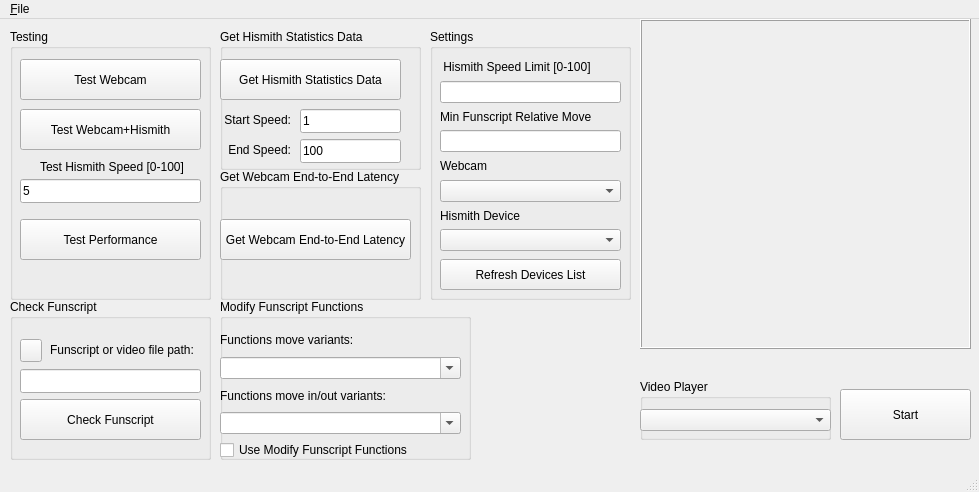
samsmit362/HismithControl, file mainwindow.ui: the form before one commit.
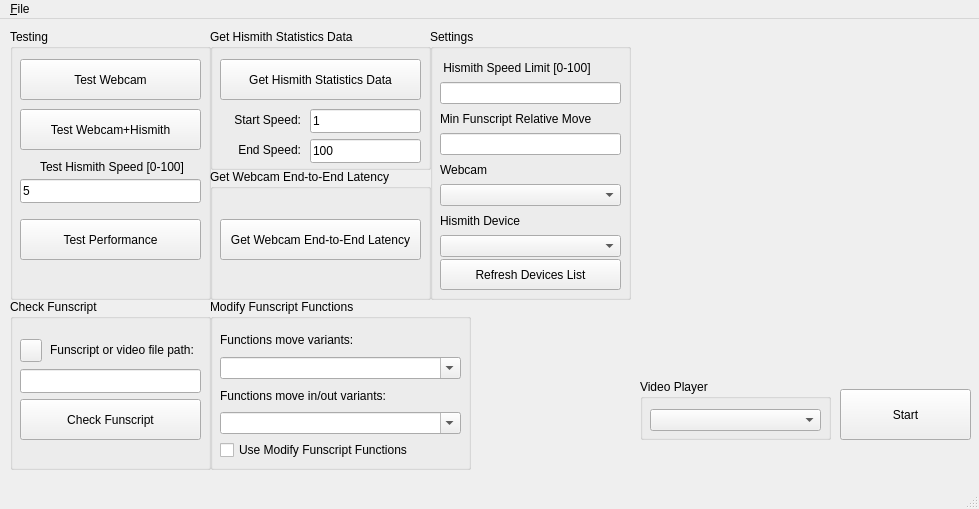
The form after the commit.

Diff of the .ui file:
```diff
--- a/mainwindow.ui
+++ b/mainwindow.ui
@@ -7,7 +7,7 @@
     <x>0</x>
     <y>0</y>
     <width>979</width>
-    <height>492</height>
+    <height>509</height>
    </rect>
   </property>
   <property name="windowTitle">
@@ -110,7 +110,7 @@
        <x>10</x>
        <y>30</y>
        <width>181</width>
-       <height>192</height>
+       <height>198</height>
       </rect>
      </property>
      <layout class="QVBoxLayout" name="verticalLayout">
@@ -184,7 +184,7 @@
       <x>10</x>
       <y>280</y>
       <width>201</width>
-      <height>161</height>
+      <height>171</height>
      </rect>
     </property>
     <property name="title">
@@ -243,10 +243,10 @@
    <widget class="QGroupBox" name="groupBox_4">
     <property name="geometry">
      <rect>
-      <x>220</x>
+      <x>210</x>
       <y>280</y>
-      <width>251</width>
-      <height>161</height>
+      <width>261</width>
+      <height>171</height>
      </rect>
     </property>
     <property name="title">
@@ -255,7 +255,7 @@
     <widget class="QWidget" name="verticalLayoutWidget">
      <property name="geometry">
       <rect>
-       <x>0</x>
+       <x>10</x>
        <y>30</y>
        <width>241</width>
        <height>131</height>
@@ -316,7 +316,7 @@
      </rect>
     </property>
     <property name="frameShape">
-     <enum>QFrame::Box</enum>
+     <enum>QFrame::Shape::NoFrame</enum>
     </property>
     <property name="frameShadow">
      <enum>QFrame::Raised</enum>
@@ -325,9 +325,9 @@
    <widget class="QGroupBox" name="groupBox_5">
     <property name="geometry">
      <rect>
-      <x>220</x>
+      <x>210</x>
       <y>10</y>
-      <width>201</width>
+      <width>221</width>
       <height>141</height>
      </rect>
     </property>
@@ -340,9 +340,9 @@
     <widget class="QPushButton" name="getStatistics">
      <property name="geometry">
       <rect>
-       <x>0</x>
+       <x>10</x>
        <y>30</y>
-       <width>181</width>
+       <width>201</width>
        <height>41</height>
       </rect>
      </property>
@@ -353,7 +353,7 @@
     <widget class="QLabel" name="label_9">
      <property name="geometry">
       <rect>
-       <x>0</x>
+       <x>20</x>
        <y>80</y>
        <width>71</width>
        <height>21</height>
@@ -369,9 +369,9 @@
     <widget class="QLineEdit" name="startSpeed">
      <property name="geometry">
       <rect>
-       <x>80</x>
+       <x>100</x>
        <y>80</y>
-       <width>101</width>
+       <width>111</width>
        <height>24</height>
       </rect>
      </property>
@@ -382,7 +382,7 @@
     <widget class="QLabel" name="label_10">
      <property name="geometry">
       <rect>
-       <x>0</x>
+       <x>20</x>
        <y>110</y>
        <width>71</width>
        <height>21</height>
@@ -398,9 +398,9 @@
     <widget class="QLineEdit" name="endSpeed">
      <property name="geometry">
       <rect>
-       <x>80</x>
+       <x>100</x>
        <y>110</y>
-       <width>101</width>
+       <width>111</width>
        <height>24</height>
       </rect>
      </property>
@@ -425,9 +425,9 @@
    <widget class="QGroupBox" name="groupBox_6">
     <property name="geometry">
      <rect>
-      <x>220</x>
+      <x>210</x>
       <y>150</y>
-      <width>201</width>
+      <width>221</width>
       <height>131</height>
      </rect>
     </property>
@@ -437,9 +437,9 @@
     <widget class="QPushButton" name="getWebcamLatency">
      <property name="geometry">
       <rect>
-       <x>0</x>
+       <x>10</x>
        <y>50</y>
-       <width>191</width>
+       <width>201</width>
        <height>41</height>
       </rect>
      </property>
@@ -463,9 +463,9 @@
     <widget class="QComboBox" name="videoPlayerType">
      <property name="geometry">
       <rect>
-       <x>0</x>
+       <x>10</x>
        <y>30</y>
-       <width>191</width>
+       <width>171</width>
        <height>22</height>
       </rect>
      </property>
```
Left out of the diff: 12 changed lines with no effect on the pictures.
